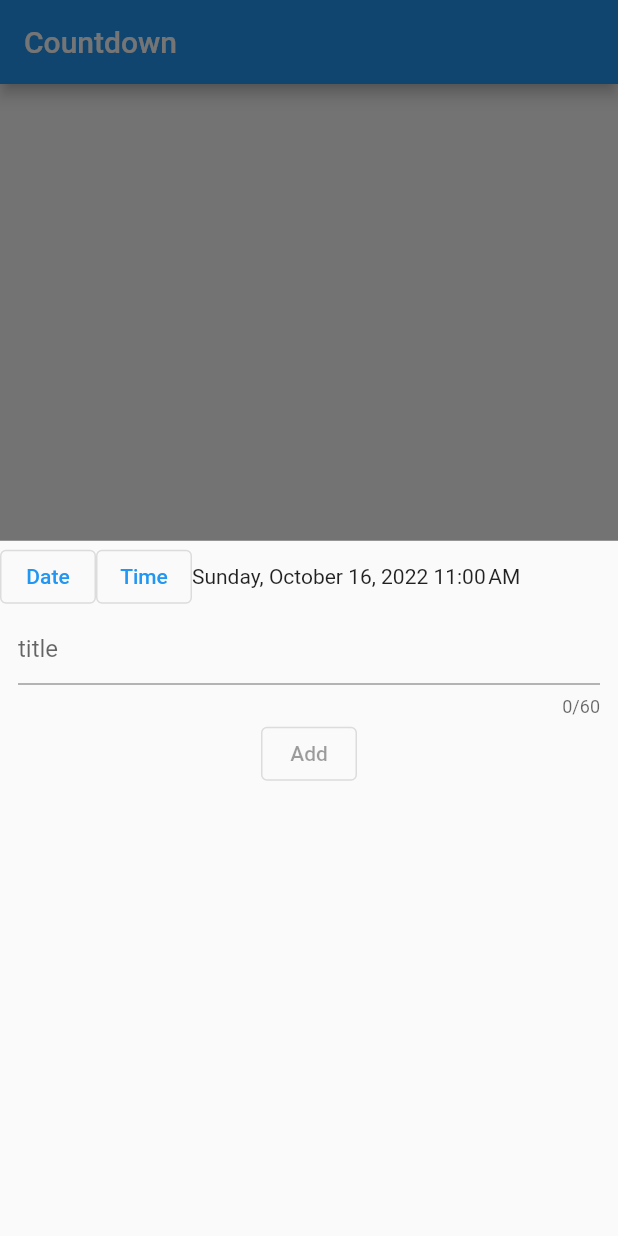
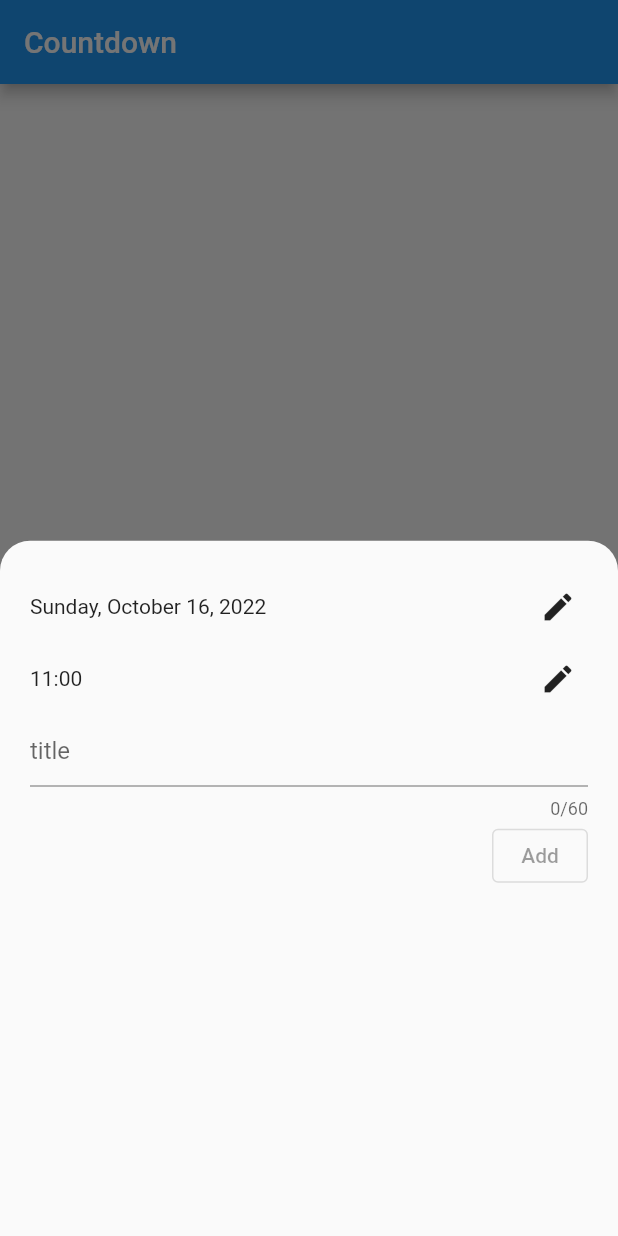
Before and after one commit to hi-watana/time_counter, a Flutter app: the screen it shows after launch, after a tap on the "add" icon, on a phone screen of 412 x 824 dp. Run offline on Flutter 3.47's test engine with Material 2 defaults, Android fonts, the phone set to English and light mode, and no system bars; our stand-ins replace hive, hive_flutter; accounts and stored records are empty.

Commit message:
Modify goal setter

```diff
--- a/time_counter_flutter_app/lib/goal_setter.dart
+++ b/time_counter_flutter_app/lib/goal_setter.dart
@@ -13,9 +13,7 @@ class _TitleSetter extends StatelessWidget {
 
   @override
   Widget build(BuildContext context) {
-    return Container(
-      margin: const EdgeInsets.only(left: 12, right: 12),
-      child: TextField(
+    return TextField(
       enabled: true,
       maxLength: maxTitleLength,
       maxLines: 1,
@@ -23,7 +21,6 @@ class _TitleSetter extends StatelessWidget {
       controller: context.read<TextEditingController>(),
       decoration: const InputDecoration(
         hintText: 'title',
-        ),
       ),
     );
   }
@@ -54,9 +51,7 @@ class _GoalSubmitter extends StatelessWidget {
 class _DateSelector extends StatelessWidget {
   static const Duration _lastDateDuration = Duration(days: 50000);
 
-  final SelectedTime _selectedTime;
-
-  const _DateSelector(this._selectedTime, {Key? key}) : super(key: key);
+  const _DateSelector({Key? key}) : super(key: key);
 
   Future<DateTime?> _pickDate(BuildContext context, DateTime _selectedTime) async {
     final now = DateTime.now();
@@ -65,22 +60,28 @@ class _DateSelector extends StatelessWidget {
 
   @override
   Widget build(BuildContext context) {
-    return OutlinedButton(
+    final _selectedTime = context.watch<SelectedTime>();
+
+    return Row(
+      mainAxisAlignment: MainAxisAlignment.spaceBetween,
+      children: [
+        Text(
+          DateFormat.yMMMMEEEEd().format(_selectedTime.get()),
+        ),
+        IconButton(
+          alignment: Alignment.centerRight,
           onPressed: () async {
             _selectedTime.setDate(await _pickDate(context, _selectedTime.get()));
-      },
-      child: const Text(
-        'Date',
+          }, icon: const Icon(Icons.edit),
         ),
+      ],
     );
   }
 
 }
 
 class _TimeSelector extends StatelessWidget {
-  final SelectedTime _selectedTime;
-
-  const _TimeSelector(this._selectedTime, {Key? key}) : super(key: key);
+  const _TimeSelector({Key? key}) : super(key: key);
 
   Future<TimeOfDay?> _pickTime(BuildContext context, DateTime _selectedTime) async {
     return await showTimePicker(context: context, initialTime: TimeOfDay.fromDateTime(_selectedTime));
@@ -88,34 +89,24 @@ class _TimeSelector extends StatelessWidget {
 
   @override
   Widget build(BuildContext context) {
-    return OutlinedButton(
+    final _selectedTime = context.watch<SelectedTime>();
+
+    return Row(
+      mainAxisAlignment: MainAxisAlignment.spaceBetween,
+      children: [
+        Text(
+          DateFormat.Hm().format(_selectedTime.get()),
+        ),
+        IconButton(
+          alignment: Alignment.centerRight,
           onPressed: () async {
             _selectedTime.setTime(await _pickTime(context, _selectedTime.get()));
-      },
-      child: const Text(
-        'Time',
+          }, icon: const Icon(Icons.edit),
         ),
+      ],
     );
   }
 
-}
-
-class _DateTimeSetter extends StatelessWidget {
-
-  const _DateTimeSetter({Key? key}) : super(key: key);
-
-  @override
-  Widget build(BuildContext context) {
-    final _selectedTime = context.watch<SelectedTime>();
-
-    return Row(
-      children: [
-        _DateSelector(_selectedTime),
-        _TimeSelector(_selectedTime),
-        Text(DateFormat.yMMMMEEEEd().add_jm().format(_selectedTime.get().toLocal())),
-      ],
-    );
-  }
 }
 
 class GoalSetter extends StatelessWidget {
@@ -126,9 +117,13 @@ class GoalSetter extends StatelessWidget {
   Widget build(BuildContext context) {
     return Column(
       children: [
-        _DateTimeSetter(),
-        _TitleSetter(),
-        _GoalSubmitter(),
+        const _DateSelector(),
+        const _TimeSelector(),
+        const _TitleSetter(),
+        Container(
+          alignment: Alignment.centerRight,
+          child: const _GoalSubmitter(),
+        )
       ],
     );
   }
--- a/time_counter_flutter_app/lib/main.dart
+++ b/time_counter_flutter_app/lib/main.dart
@@ -49,19 +49,28 @@ class MyHomePage extends StatelessWidget {
       appBar: AppBar(
         title: Text(title),
       ),
-      body: CountdownListView(),
+      body: const CountdownListView(),
       floatingActionButton: FloatingActionButton(
-        child: Icon(Icons.add),
+        child: const Icon(Icons.add),
         onPressed: () {
           showModalBottomSheet(
             context: context,
+            shape: const RoundedRectangleBorder(
+              borderRadius: BorderRadius.only(
+                topLeft: Radius.circular(20),
+                topRight: Radius.circular(20),
+              )
+            ),
             builder: (context) {
               return MultiProvider(
                 providers: [
                   ChangeNotifierProvider<SelectedTime>(create: (_) => SelectedTime()),
                   ChangeNotifierProvider<TextEditingController>(create: (_) => TextEditingController()),
                 ],
-                child: GoalSetter(),
+                child: Container(
+                  margin: const EdgeInsets.all(20),
+                  child: const GoalSetter(),
+                ),
               );
             },
           );
```
Lines whose indentation alone changed are shown as unchanged.
